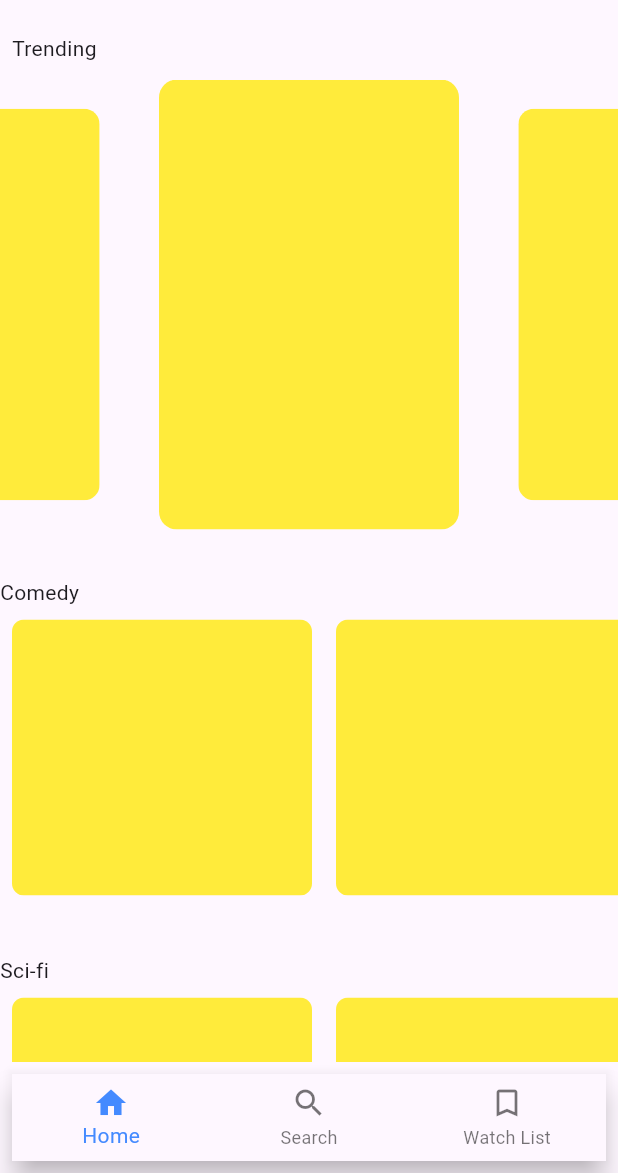
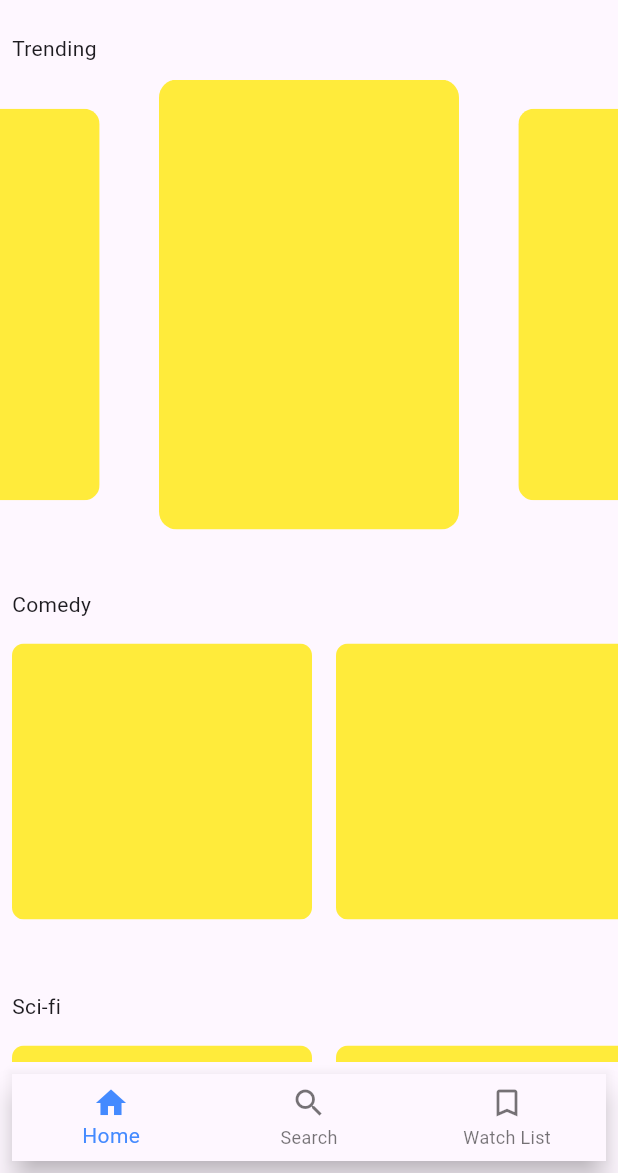
Before and after one commit to Ma7moudMSA/MovieMania, a Flutter app: the screen it shows after launch, on a phone screen of 412 x 824 dp, the part 63-1236 px from its top. Run offline on Flutter 3.47's test engine with Material 3 defaults, Android fonts, the phone set to English and light mode, and no system bars; drawn by our look-alikes of carousel_slider.

Commit message:
added padding

```diff
--- a/lib/main.dart
+++ b/lib/main.dart
@@ -76,13 +76,22 @@ class _MyAppState extends State<MyApp> {
               ),
               TrendingMovies(),
               SizedBox(height: 32,),
-             Text("Comedy"),
+             Padding(
+               padding: const EdgeInsets.all(8.0),
+               child: Text("Comedy"),
+             ),
               MovieSlider(),
               SizedBox(height: 32,),
-              Text("Sci-fi"),
+              Padding(
+                padding: const EdgeInsets.all(8.0),
+                child: Text("Sci-fi"),
+              ),
               MovieSlider(),
               SizedBox(height: 32,),
-              Text("Horror"),
+              Padding(
+                padding: const EdgeInsets.all(8.0),
+                child: Text("Horror"),
+              ),
              MovieSlider(),
 
              //m4 3ayza tozbot fe mo4kela fe tabcontroller
```
